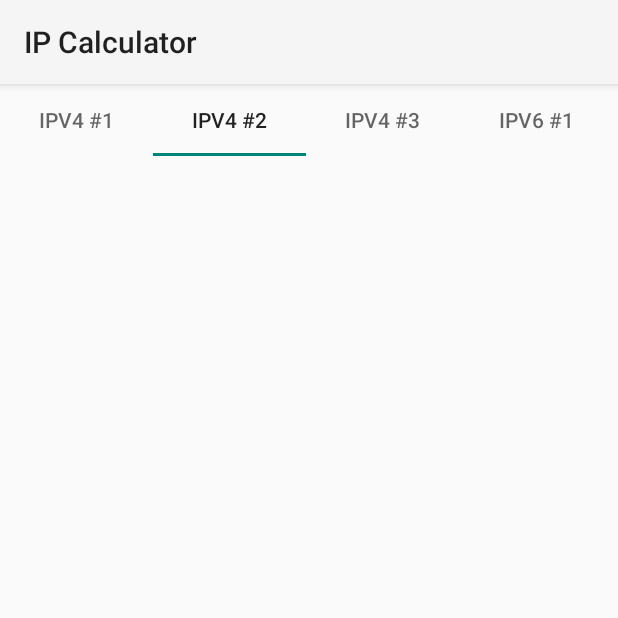
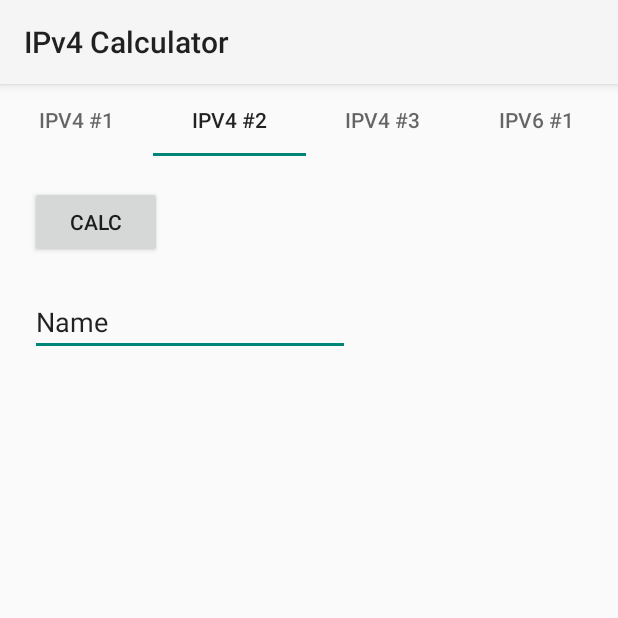
Before and after one commit to AleksandrButakov/ip-calculator-for-android, an Android app: the screen it shows after launch (MainActivity), tab 2 chosen, on a phone screen of 412 x 824 dp, the top half of it. Run offline under Robolectric (Android 15) with nearby library versions, the phone set to English and light mode, and no system bars.

Commit message:
31/01/2022 Working version

```diff
--- a/app/src/main/AndroidManifest.xml
+++ b/app/src/main/AndroidManifest.xml
@@ -5,7 +5,7 @@
     <application
         android:allowBackup="true"
         android:icon="@mipmap/ic_launcher"
-        android:label="IP Calculator"
+        android:label="IPv4 Calculator"
         android:roundIcon="@mipmap/ic_launcher_round"
         android:supportsRtl="true"
         android:theme="@style/Theme.IPCalculatorForAndroid" >
--- a/app/src/main/java/com/anbn/ipcalculatorforandroid/ClearingFields.java
+++ /dev/null
@@ -1,4 +0,0 @@
-package com.anbn.ipcalculatorforandroid;
-
-public class ClearingFields {
-}
--- a/app/src/main/java/com/anbn/ipcalculatorforandroid/MainActivity.java
+++ b/app/src/main/java/com/anbn/ipcalculatorforandroid/MainActivity.java
@@ -6,29 +6,37 @@ import androidx.viewpager.widget.ViewPager;
 import android.os.Bundle;
 import android.view.View;
 import android.widget.EditText;
+import android.widget.TextView;
+import android.widget.Toast;
 
 import com.google.android.material.tabs.TabItem;
 import com.google.android.material.tabs.TabLayout;
 
 public class MainActivity extends AppCompatActivity {
 
-    TabLayout tabLayout;
-    TabItem tabItem1, tabItem2, tabItem3, tabItem4;
-    ViewPager viewPager;
+    // TabLayout tabLayout;
+    //TabItem tabItem1, tabItem2, tabItem3, tabItem4;
+    // ViewPager viewPager;
 
     com.anbn.ipcalculatorforandroid.PageAdapter pageAdapter;
+
+
+
+
 
     @Override
     protected void onCreate(Bundle savedInstanceState) {
         super.onCreate(savedInstanceState);
         setContentView(R.layout.activity_main);
 
-        tabLayout = (TabLayout) findViewById(R.id.tablayout1);
-        tabItem1 = (TabItem) findViewById(R.id.tab1);
-        tabItem2 = (TabItem) findViewById(R.id.tab2);
-        tabItem3 = (TabItem) findViewById(R.id.tab3);
-        tabItem4 = (TabItem) findViewById(R.id.tab4);
-        viewPager = (ViewPager) findViewById(R.id.vpager);
+        TabLayout tabLayout = (TabLayout) findViewById(R.id.tablayout1);
+        TabItem tabItem1 = (TabItem) findViewById(R.id.tab1);
+        TabItem tabItem2 = (TabItem) findViewById(R.id.tab2);
+        TabItem tabItem3 = (TabItem) findViewById(R.id.tab3);
+        TabItem tabItem4 = (TabItem) findViewById(R.id.tab4);
+        ViewPager viewPager = (ViewPager) findViewById(R.id.vpager);
+
+
 
         pageAdapter = new com.anbn.ipcalculatorforandroid.PageAdapter(getSupportFragmentManager(), tabLayout.getTabCount());
         viewPager.setAdapter(pageAdapter);
@@ -59,5 +67,40 @@ public class MainActivity extends AppCompatActivity {
 
     }
 
+    // нажатие кнопки CLEAR, очишаем все поля ввода
+    public void onClickClearButton1 (View v) {
+        EditText ipAddressEdit1 = (EditText) findViewById(R.id.ipAddressEdit1);
+        EditText cidr1 = (EditText) findViewById(R.id.cidr1);
+        EditText netmaskEdit1 = (EditText) findViewById(R.id.netmaskEdit1);
+
+
+
+
+
+
+
+        ipAddressEdit1.setText("");
+        cidr1.setText("");
+        netmaskEdit1.setText("");
+
+    }
+
+    // нажатие кнопки CALC, проверяем корректность введенных данных и выводим результат
+    public void onClickCalcButton1 (View v) {
+        Toast.makeText(this, "Функционал находится в разработке...",
+                Toast.LENGTH_SHORT).show();
+
+    }
+
+
+
+    public void onClickCalcButton2 (View v) {
+        EditText cidr2 = (EditText) findViewById(R.id.editText21);
+        cidr2.setText("It's a working!!!");
+    }
+
+
+
+
 
 }
--- a/app/src/main/res/layout/fragment_ftab1.xml
+++ b/app/src/main/res/layout/fragment_ftab1.xml
@@ -80,6 +80,7 @@
             android:layout_marginStart="14dp"
             android:layout_marginTop="10dp"
             android:text="Calc"
+            android:onClick="onClickCalcButton1"
             app:layout_constraintStart_toEndOf="@+id/netmaskEdit1"
             app:layout_constraintTop_toBottomOf="@+id/textView2" />
 
@@ -90,6 +91,7 @@
             android:layout_marginStart="14dp"
             android:layout_marginTop="10dp"
             android:text="Clear"
+            android:onClick="onClickClearButton1"
             app:layout_constraintStart_toEndOf="@+id/calcButton1"
             app:layout_constraintTop_toBottomOf="@+id/textView2" />
 
--- a/app/src/main/res/layout/fragment_ftab2.xml
+++ b/app/src/main/res/layout/fragment_ftab2.xml
@@ -1,5 +1,6 @@
 <?xml version="1.0" encoding="utf-8"?>
 <FrameLayout xmlns:android="http://schemas.android.com/apk/res/android"
+    xmlns:app="http://schemas.android.com/apk/res-auto"
     xmlns:tools="http://schemas.android.com/tools"
     android:layout_width="match_parent"
     android:layout_height="match_parent"
@@ -10,7 +11,30 @@
         android:layout_height="match_parent">
 
 
+        <Button
+            android:id="@+id/button"
+            android:layout_width="wrap_content"
+            android:layout_height="wrap_content"
+            android:layout_marginStart="20dp"
+            android:layout_marginTop="20dp"
+            android:onClick="onClickCalcButton2"
+            android:text="CALC"
+            app:layout_constraintStart_toStartOf="parent"
+            app:layout_constraintTop_toTopOf="parent"
+            tools:ignore="MissingConstraints" />
 
+        <EditText
+            android:id="@+id/editText21"
+            android:layout_width="wrap_content"
+            android:layout_height="wrap_content"
+            android:layout_marginStart="20dp"
+            android:layout_marginTop="20dp"
+            android:ems="10"
+            android:inputType="textPersonName"
+            android:text="Name"
+            app:layout_constraintStart_toStartOf="parent"
+            app:layout_constraintTop_toBottomOf="@+id/button"
+            tools:ignore="MissingConstraints" />
 
     </androidx.constraintlayout.widget.ConstraintLayout>
 </FrameLayout>
```
Also changed, not shown: app/src/main/java/com/anbn/ipcalculatorforandroid/CalculationAddresses.java (+25 -1 lines).
